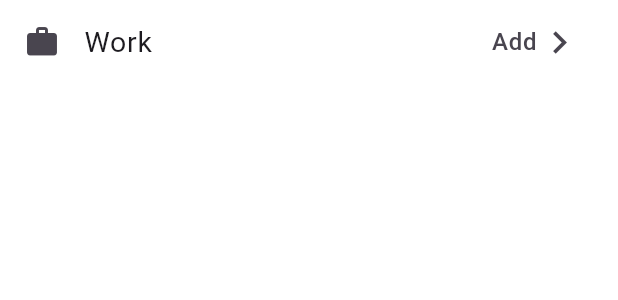
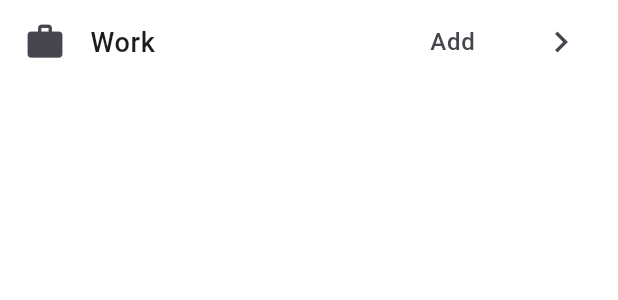
Before and after one commit to Rohitkhadka13/PairFect, a Flutter app: the CustomListTile widget shown alone on an empty page, opened directly, on a phone screen of 412 x 824 dp. Shown: the top 300 px of the screen. Run offline on Flutter 3.47's test engine with Material 3 defaults, Android fonts, the phone set to English and light mode, and no system bars; our stand-ins replace cached_network_image, flutter_dotenv, get, image_picker, parse_server_sdk_flutter, shared_preferences; missing offline and left inert: flutter_tindercard_2; accounts and stored records are empty.

Commit message:
minor ui fixes

```diff
--- a/lib/profileScreen/aboutYou/addJob_screen.dart
+++ b/lib/profileScreen/aboutYou/addJob_screen.dart
@@ -23,8 +23,9 @@ class _AddjobScreenState extends State<AddjobScreen> {
         backgroundColor: Colors.transparent,
         centerTitle: true,
         title: Text("Add job"),
-        leading: IconButton(onPressed: (){
-          Get.back();
+        leading: IconButton( onPressed: () {
+    Navigator.pop(context);
+
         }, icon: Icon(Icons.arrow_back_ios)),
         actions: [
           IconButton(onPressed: (){
--- a/lib/profileScreen/aboutYou/occupation_screen.dart
+++ b/lib/profileScreen/aboutYou/occupation_screen.dart
@@ -18,7 +18,9 @@ class OccupationScreen extends StatelessWidget {
         backgroundColor: Colors.transparent,
         title: const Text("Occupation"),
         leading: IconButton(
-          onPressed: () => Get.back(),
+          onPressed: () {
+            Navigator.pop(context);
+          },
           icon: const Icon(Icons.arrow_back_ios),
         ),
       ),
--- a/lib/widgets/custom_listtile.dart
+++ b/lib/widgets/custom_listtile.dart
@@ -5,19 +5,34 @@ class CustomListTile extends StatelessWidget {
   final IconData? leading;
   final String? trailing;
   final VoidCallback? onPressed;
+
   const CustomListTile({super.key, this.title, this.leading, this.trailing, this.onPressed});
 
   @override
   Widget build(BuildContext context) {
-    return  ListTile(
+    return ListTile(
       onTap: onPressed,
-      leading:Icon(leading),
-      title: Text("$title",style: TextStyle(fontSize: 19),),
+      leading: Icon(leading, size: 28),
+      title: Text(
+        "$title",
+        style: TextStyle(fontSize: 18, fontWeight: FontWeight.w500),
+      ),
       trailing: Row(
         mainAxisSize: MainAxisSize.min,
+
         children: [
-          Text("$trailing",style: TextStyle(fontSize: 16),),
-          Icon(Icons.chevron_right,size: 30,)
+          SizedBox(
+            width: 100,
+            child: Text(
+              "$trailing",
+              style: TextStyle(fontSize: 16),
+              maxLines: 1,
+              overflow: TextOverflow.ellipsis,
+              textAlign: TextAlign.center,
+            ),
+          ),
+          SizedBox(width: 8),
+          Icon(Icons.chevron_right, size: 28),
         ],
       ),
     );
```
Also changed, not shown: lib/profileScreen/complete_profile.dart (+97 -102 lines).
